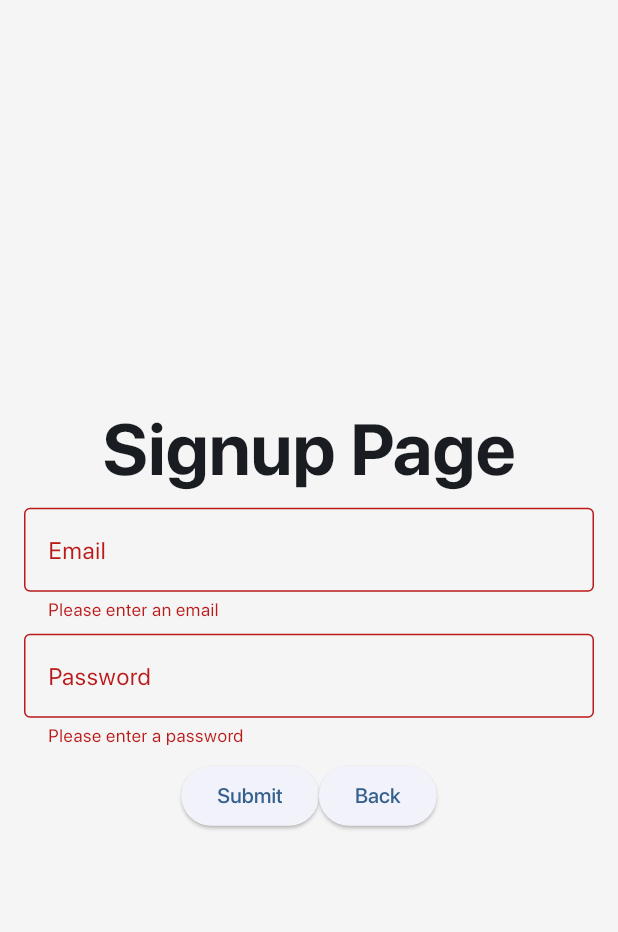
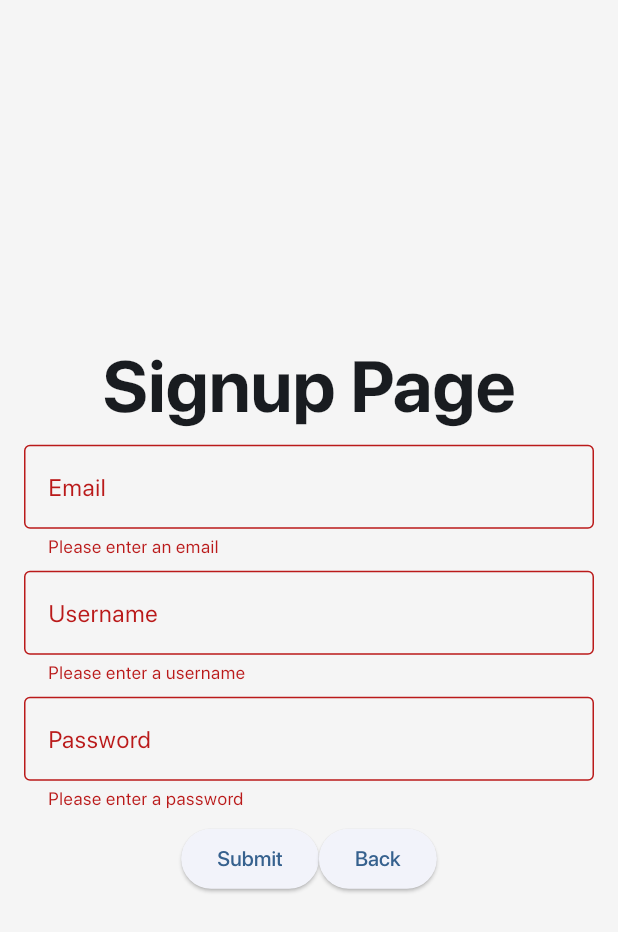
Before and after one commit to giociudadano/echo, a Flutter app: the SignupPage screen opened directly, after a tap on "Submit", on a phone screen of 412 x 824 dp. Shown: the top 932 px of the screen. Run offline on Flutter 3.47's test engine with Material 2 defaults, Android fonts, the phone set to English and light mode, and no system bars; our stand-ins replace firebase_auth, firebase_core, firebase_database; accounts and stored records are empty; project files that could hold a hidden picture were left out.

Commit message:
Adds username system

```diff
--- a/lib/gui/home.dart
+++ b/lib/gui/home.dart
@@ -8,6 +8,8 @@ class Post {
 }
 
 class HomePage extends StatelessWidget {
+  const HomePage({super.key});
+
   @override
   Widget build(BuildContext context) {
     return Scaffold(
@@ -43,6 +45,8 @@ class HomePage extends StatelessWidget {
 
 class updatePosts extends StatefulWidget {
   DatabaseReference ref = FirebaseDatabase.instance.ref('Posts');
+
+  updatePosts({super.key});
 
   @override
   State createState() => updatePostsState();
--- a/lib/gui/login.dart
+++ b/lib/gui/login.dart
@@ -116,7 +116,7 @@ class LoginPage extends StatelessWidget {
         default:
           errorMessage = "Authentication failed. Please try again later.";
       }
-      ScaffoldMessenger.of(context).showSnackBar(SnackBar(content: Text('$errorMessage')));
+      ScaffoldMessenger.of(context).showSnackBar(SnackBar(content: Text(errorMessage)));
       return;
     }
     ScaffoldMessenger.of(context).showSnackBar(const SnackBar(
--- a/lib/gui/profile.dart
+++ b/lib/gui/profile.dart
@@ -16,7 +16,7 @@ class ProfilePage extends StatelessWidget {
           child: Column(
             mainAxisAlignment: MainAxisAlignment.center,
             children: [
-              SizedBox(height: 10),
+              const SizedBox(height: 10),
               Align(
                 alignment: Alignment.topLeft,
                 child: Padding(
--- a/lib/gui/signup.dart
+++ b/lib/gui/signup.dart
@@ -3,6 +3,7 @@ part of main;
 class SignupPage extends StatelessWidget {
   final GlobalKey<FormState> _formKey = GlobalKey<FormState>();
   final _inputEmail = TextEditingController();
+  final _inputUsername = TextEditingController();
   final _inputPassword = TextEditingController();
 
   SignupPage({super.key});
@@ -40,6 +41,20 @@ class SignupPage extends StatelessWidget {
                     Padding(
                       padding: const EdgeInsets.symmetric(horizontal: 16, vertical: 4),
                       child: TextFormField(
+                        controller: _inputUsername,
+                        decoration: const InputDecoration(
+                          border: OutlineInputBorder(),
+                          labelText: 'Username',
+                          hintText: 'Enter your username',
+                        ),
+                        validator: (String? value) {
+                          return _verifyUsername(value);
+                        },
+                      ),
+                    ),
+                    Padding(
+                      padding: const EdgeInsets.symmetric(horizontal: 16, vertical: 4),
+                      child: TextFormField(
                         controller: _inputPassword,
                         obscureText: true,
                         decoration: const InputDecoration(
@@ -60,7 +75,7 @@ class SignupPage extends StatelessWidget {
                           ElevatedButton(
                             onPressed: () {
                               if (_formKey.currentState!.validate()) {
-                                _addUser(context, _inputEmail.text, _inputPassword.text);
+                                _addUser(context, _inputEmail.text, _inputUsername.text, _inputPassword.text);
                               }
                             },
                             child: const Text('Submit'),
@@ -91,14 +106,25 @@ class SignupPage extends StatelessWidget {
     return null;
   }
 
-  _verifyPassword(value) {
+  _verifyUsername(value) {
     if (value == null || value.isEmpty) {
-      return 'Please enter a password';
+      return 'Please enter a username';
+    } else if (value.length < 3) {
+      return 'Please enter 3 characters or more';
     }
     return null;
   }
 
-  _addUser(BuildContext context, email, password) async {
+  _verifyPassword(value) {
+    if (value == null || value.isEmpty) {
+      return 'Please enter a password';
+    } else if (value.length < 8) {
+      return 'Please enter 8 characters or more';
+    }
+    return null;
+  }
+
+  _addUser(BuildContext context, email, username, password) async {
     try {
       await FirebaseAuth.instance.createUserWithEmailAndPassword(
         email: email,
@@ -107,14 +133,9 @@ class SignupPage extends StatelessWidget {
       ScaffoldMessenger.of(context).showSnackBar(const SnackBar(
         content: Text("Account has been created!"),
       ));
-      Navigator.pop(context);
-      LoginPage().loginUser(context, email, password);
     } on FirebaseAuthException catch (e) {
       String errorMessage;
       switch (e.code){
-        case 'weak-password':
-          errorMessage = "Password is too weak, please enter at least 6 characters.";
-          break;
         case 'email-already-in-use':
           errorMessage = "Email already exists, please try logging in using this email.";
           break;
@@ -131,6 +152,35 @@ class SignupPage extends StatelessWidget {
         content: Text("There was an unknown error with authenticating to servers. Please try again later."),
       ));
       return;
-    };
+    }
+    String userID;
+    FirebaseAuth.instance.authStateChanges().listen((User? user) {
+      if (user != null) {
+        userID = user.uid;
+        DatabaseReference ref = FirebaseDatabase.instance.ref("Users/$userID");
+        ref.update({
+          "username": _generateUsername(username),
+        });
+      }
+    });
+    Navigator.pop(context);
+    LoginPage().loginUser(context, email, password);
+  }
+
+  _generateUsername(username) {
+    while (true) {
+      bool isDuplicate = false;
+      final String randomInt = Random().nextInt(9999).toString().padLeft(4, '0');
+      var newUsername = "$username#$randomInt";
+      DatabaseReference ref = FirebaseDatabase.instance.ref().child("Users");
+      ref.orderByChild("username").equalTo(newUsername).get().then((value) => {
+        if (value.exists){
+          isDuplicate = true
+        }
+      });
+      if (!isDuplicate) {
+        return newUsername;
+      }
+    }
   }
 }
--- a/lib/main.dart
+++ b/lib/main.dart
@@ -1,6 +1,7 @@
 library main;
 
 import 'dart:async';
+import 'dart:math';
 
 import 'package:flutter/material.dart';
 
--- a/lib/objects/PostCard.dart
+++ b/lib/objects/PostCard.dart
@@ -4,9 +4,8 @@ import 'dart:math';
 class PostCard extends StatelessWidget{
   String title;
   String content;
-  final _random = Random();
+  final _random = Random().nextInt(3);
 
-  int next(int min, int max) => min + _random.nextInt(max - min);
   List<List<Color>> colors = [
     [Color.fromRGBO(84, 104, 251, 1),Color.fromRGBO(110, 143, 255, 1)],
     [Color.fromRGBO(255, 67, 111, 1),Color.fromRGBO(255, 122, 125, 1)],
@@ -25,7 +24,7 @@ class PostCard extends StatelessWidget{
             border: Border.all(color: Color.fromRGBO(255,255, 255, 0)),
             borderRadius: BorderRadius.all(Radius.circular(13)),
             gradient: LinearGradient(
-              colors: colors[next(0, 3)],
+              colors: colors[_random],
               begin: Alignment.topCenter,
               end: Alignment.bottomCenter,
             ),
```
